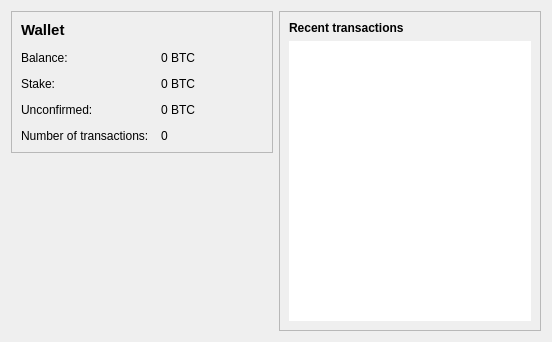
This is src/qt/forms/overviewpage.ui in glv2/peercoin as Qt 5 draws it before an edit. The edited form follows.
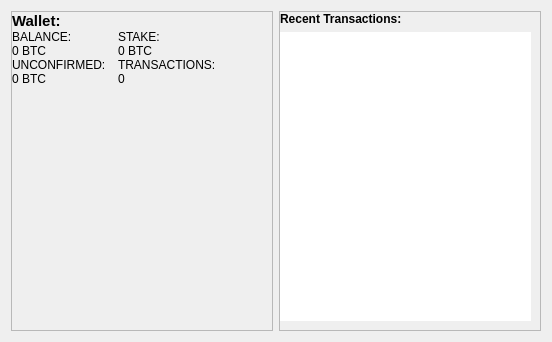
This is the edited form.

Commit message:
Created Peerunity Theme.  Contains new icons, modification to global color constants, and some edits to bitcoingui.ccp to load the stylesheets and new fonts.  Packaged with WeblySleek UI Normal font and Font Awesome icons.
Updated QSS and Changed Toolbar Properties

Updating Overview Page

Finished OverviewPage, changed some icons.

Packaged and applied a global font. Started on Sendcoinsdialog

More icon replacements, skin tables, and more controls.

```diff
--- a/src/qt/forms/overviewpage.ui
+++ b/src/qt/forms/overviewpage.ui
@@ -32,66 +32,88 @@
          <number>12</number>
         </property>
         <property name="verticalSpacing">
-         <number>12</number>
+         <number>0</number>
         </property>
-        <item row="2" column="0">
-         <widget class="QLabel" name="label">
+        <property name="leftMargin">
+         <number>0</number>
+        </property>
+        <property name="topMargin">
+         <number>0</number>
+        </property>
+        <property name="bottomMargin">
+         <number>9</number>
+        </property>
+        <item row="3" column="0">
+         <widget class="QLabel" name="titleBalance">
           <property name="text">
-           <string>Balance:</string>
+           <string>BALANCE:</string>
           </property>
          </widget>
         </item>
-        <item row="2" column="1">
+        <item row="4" column="0">
          <widget class="QLabel" name="labelBalance">
           <property name="text">
            <string notr="true">0 BTC</string>
           </property>
          </widget>
         </item>
+        <item row="3" column="1">
+         <widget class="QLabel" name="titleStake">
+          <property name="text">
+           <string>STAKE:</string>
+          </property>
+         </widget>
+        </item>
+        <item row="4" column="1">
+         <widget class="QLabel" name="labelStake">
+          <property name="text">
+           <string notr="true">0 BTC</string>
+          </property>
+         </widget>
+        </item>
         <item row="5" column="0">
          <widget class="QLabel" name="label_2">
           <property name="text">
-           <string>Number of transactions:</string>
+           <string>UNCONFIRMED:</string>
+          </property>
+         </widget>
+        </item>
+        <item row="7" column="0">
+         <widget class="QLabel" name="labelUnconfirmed">
+          <property name="text">
+           <string notr="true">0 BTC</string>
           </property>
          </widget>
         </item>
         <item row="5" column="1">
+         <widget class="QLabel" name="titleNumTransactions">
+          <property name="text">
+           <string>TRANSACTIONS:</string>
+          </property>
+         </widget>
+        </item>
+        <item row="7" column="1">
          <widget class="QLabel" name="labelNumTransactions">
           <property name="text">
            <string>0</string>
           </property>
          </widget>
         </item>
-        <item row="4" column="0">
-         <widget class="QLabel" name="label_3">
-          <property name="text">
-           <string>Unconfirmed:</string>
+        <item row="8" column="0">
+         <spacer name="verticalSpacer">
+          <property name="orientation">
+           <enum>Qt::Vertical</enum>
           </property>
-         </widget>
-        </item>
-        <item row="4" column="1">
-         <widget class="QLabel" name="labelUnconfirmed">
-          <property name="text">
-           <string notr="true">0 BTC</string>
+          <property name="sizeHint" stdset="0">
+           <size>
+            <width>20</width>
+            <height>40</height>
+           </size>
           </property>
-         </widget>
+         </spacer>
         </item>
-        <item row="3" column="0">
-         <widget class="QLabel" name="label_6">
-          <property name="text">
-           <string>Stake:</string>
-          </property>
-         </widget>
-        </item>
-        <item row="3" column="1">
-         <widget class="QLabel" name="labelStake">
-          <property name="text">
-           <string notr="true">0 BTC</string>
-          </property>
-         </widget>
-        </item>
-        <item row="1" column="0">
-         <widget class="QLabel" name="label_5">
+        <item row="2" column="0">
+         <widget class="QLabel" name="titleWallet">
           <property name="font">
            <font>
             <pointsize>11</pointsize>
@@ -100,26 +122,13 @@
            </font>
           </property>
           <property name="text">
-           <string>Wallet</string>
+           <string>Wallet:</string>
           </property>
          </widget>
         </item>
        </layout>
       </widget>
      </item>
-     <item>
-      <spacer name="verticalSpacer">
-       <property name="orientation">
-        <enum>Qt::Vertical</enum>
-       </property>
-       <property name="sizeHint" stdset="0">
-        <size>
-         <width>20</width>
-         <height>40</height>
-        </size>
-       </property>
-      </spacer>
-     </item>
     </layout>
    </item>
    <item>
@@ -133,10 +142,16 @@
         <enum>QFrame::Raised</enum>
        </property>
        <layout class="QVBoxLayout" name="verticalLayout">
+        <property name="leftMargin">
+         <number>0</number>
+        </property>
+        <property name="topMargin">
+         <number>0</number>
+        </property>
         <item>
          <widget class="QLabel" name="label_4">
           <property name="text">
-           <string>&lt;b&gt;Recent transactions&lt;/b&gt;</string>
+           <string>&lt;html&gt;&lt;head/&gt;&lt;body&gt;&lt;p&gt;&lt;span style=&quot; font-weight:600;&quot;&gt;Recent Transactions:&lt;/span&gt;&lt;/p&gt;&lt;/body&gt;&lt;/html&gt;</string>
           </property>
          </widget>
         </item>
```
Left out of the diff: 6 changed lines with no effect on the pictures. The commit also changes 23 other files.
